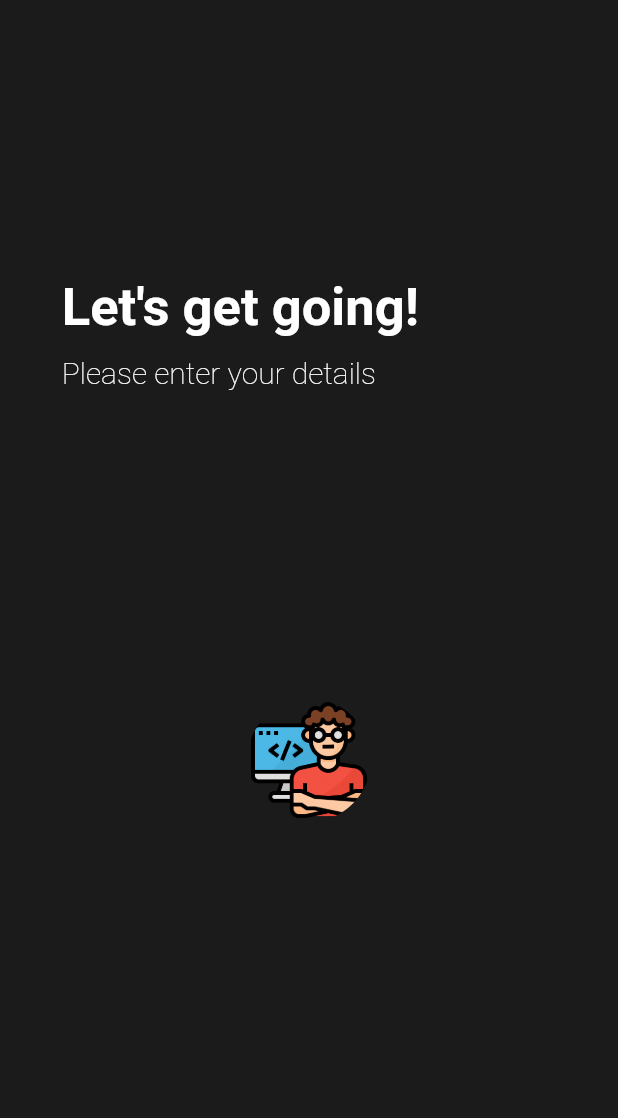
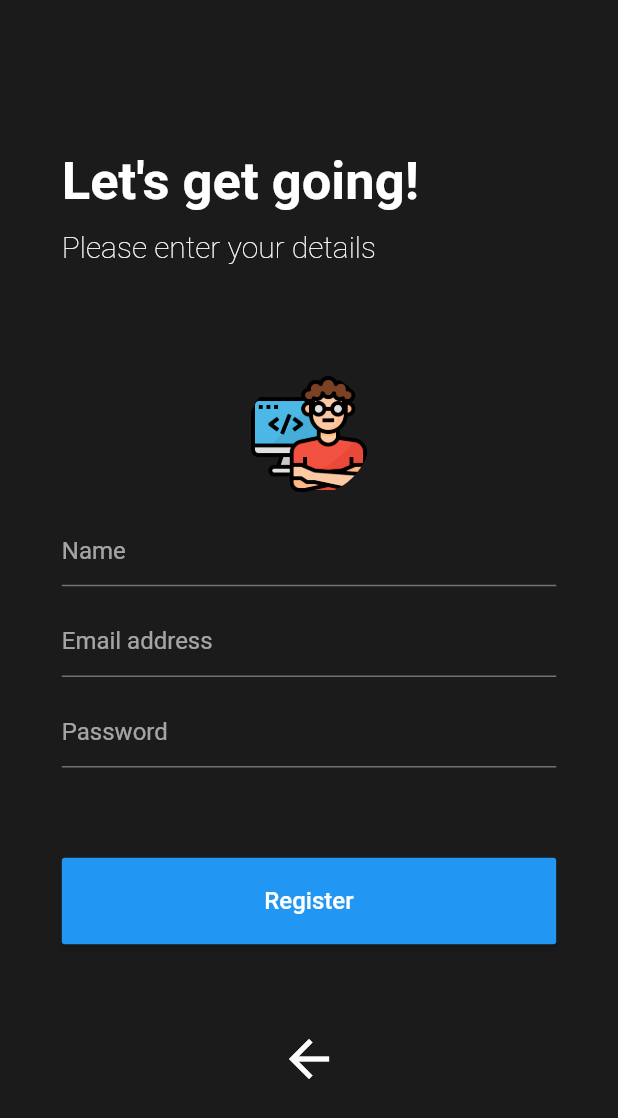
Before and after one commit to JanDongGun/Chatify-Chat-App, a Flutter app: the screen it shows after launch, on a phone screen of 412 x 824 dp. Shown: the top 1118 px of the screen. Run offline on Flutter 3.47's test engine with Material 2 defaults, Android fonts, the phone set to English and light mode, and no system bars; our stand-ins replace firebase_analytics, firebase_auth, firebase_core; accounts and stored records are empty.

Commit message:
complete registration ui

```diff
--- a/lib/pages/regis_page.dart
+++ b/lib/pages/regis_page.dart
@@ -30,8 +30,9 @@ class _RegisPageState extends State<RegisPage> {
   }
 
   Widget signupPageUI() {
-    return Container(
-      height: _deviceHeight * 0.8,
+    return Flexible(
+      child: Container(
+        height: _deviceHeight * 0.9,
         padding: EdgeInsets.symmetric(horizontal: _deviceWidth * 0.1),
         child: Column(
           mainAxisAlignment: MainAxisAlignment.spaceEvenly,
@@ -40,7 +41,10 @@ class _RegisPageState extends State<RegisPage> {
           children: [
             _headingWidget(),
             _inputForm(),
+            _registerButton(),
+            _backToLoginPageButton(),
           ],
+        ),
       ),
     );
   }
@@ -86,6 +90,9 @@ class _RegisPageState extends State<RegisPage> {
           crossAxisAlignment: CrossAxisAlignment.start,
           children: [
             _imageSelectorWidget(),
+            _nameTextField(),
+            _emailTextField(),
+            _passwordTextField(),
           ],
         ),
       ),
@@ -108,4 +115,99 @@ class _RegisPageState extends State<RegisPage> {
       ),
     );
   }
+
+  Widget _nameTextField() {
+    return TextFormField(
+      autocorrect: false,
+      style: TextStyle(color: Colors.white),
+      validator: (_input) {
+        return _input.length != 0 ? null : 'Please enter name';
+      },
+      onSaved: (_input) {
+        setState(() {});
+      },
+      cursorColor: Colors.white,
+      decoration: InputDecoration(
+        hintText: 'Name',
+        focusedBorder: UnderlineInputBorder(
+          borderSide: BorderSide(color: Colors.white),
+        ),
+      ),
+    );
   }
+
+  Widget _emailTextField() {
+    return TextFormField(
+      autocorrect: false,
+      style: TextStyle(color: Colors.white),
+      validator: (_input) {
+        return _input.length != 0 && _input.contains('@')
+            ? null
+            : 'Please enter a valid email';
+      },
+      onSaved: (_input) {
+        setState(() {});
+      },
+      cursorColor: Colors.white,
+      decoration: InputDecoration(
+        hintText: 'Email address',
+        focusedBorder: UnderlineInputBorder(
+          borderSide: BorderSide(color: Colors.white),
+        ),
+      ),
+    );
+  }
+
+  Widget _passwordTextField() {
+    return TextFormField(
+      autocorrect: false,
+      obscureText: true,
+      style: TextStyle(color: Colors.white),
+      validator: (_input) {
+        return _input.length != 0 ? null : 'Please enter password';
+      },
+      onSaved: (_input) {
+        setState(() {});
+      },
+      cursorColor: Colors.white,
+      decoration: InputDecoration(
+        hintText: 'Password',
+        focusedBorder: UnderlineInputBorder(
+          borderSide: BorderSide(color: Colors.white),
+        ),
+      ),
+    );
+  }
+
+  Widget _registerButton() {
+    return Container(
+      height: _deviceHeight * 0.07,
+      width: _deviceWidth,
+      child: MaterialButton(
+        onPressed: () {},
+        color: Colors.blue,
+        child: Text(
+          'Register',
+          style: TextStyle(
+            fontSize: 16,
+            fontWeight: FontWeight.w500,
+          ),
+        ),
+      ),
+    );
+  }
+
+  Widget _backToLoginPageButton() {
+    return GestureDetector(
+      onTap: () {},
+      child: Container(
+        height: _deviceHeight * 0.07,
+        width: _deviceWidth,
+        child: Icon(
+          Icons.arrow_back,
+          size: 40,
+        ),
+      ),
+    );
+  }
+}
```
Lines whose indentation alone changed are shown as unchanged.
